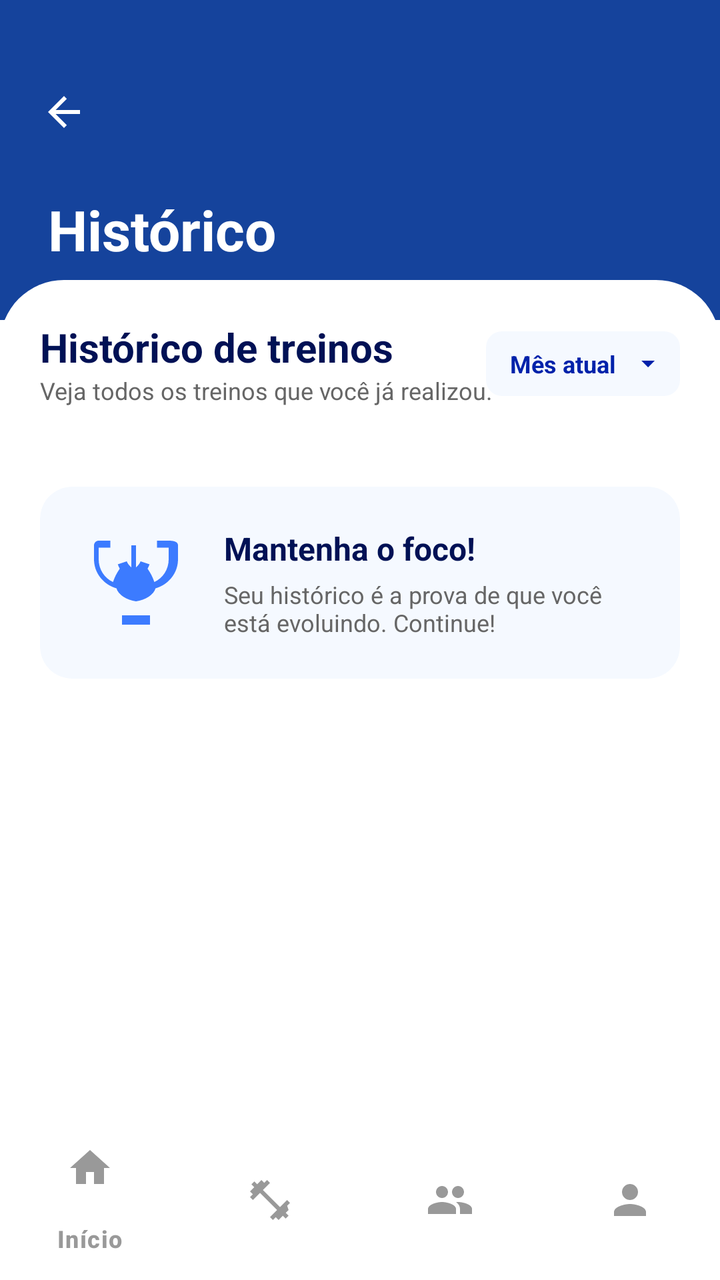
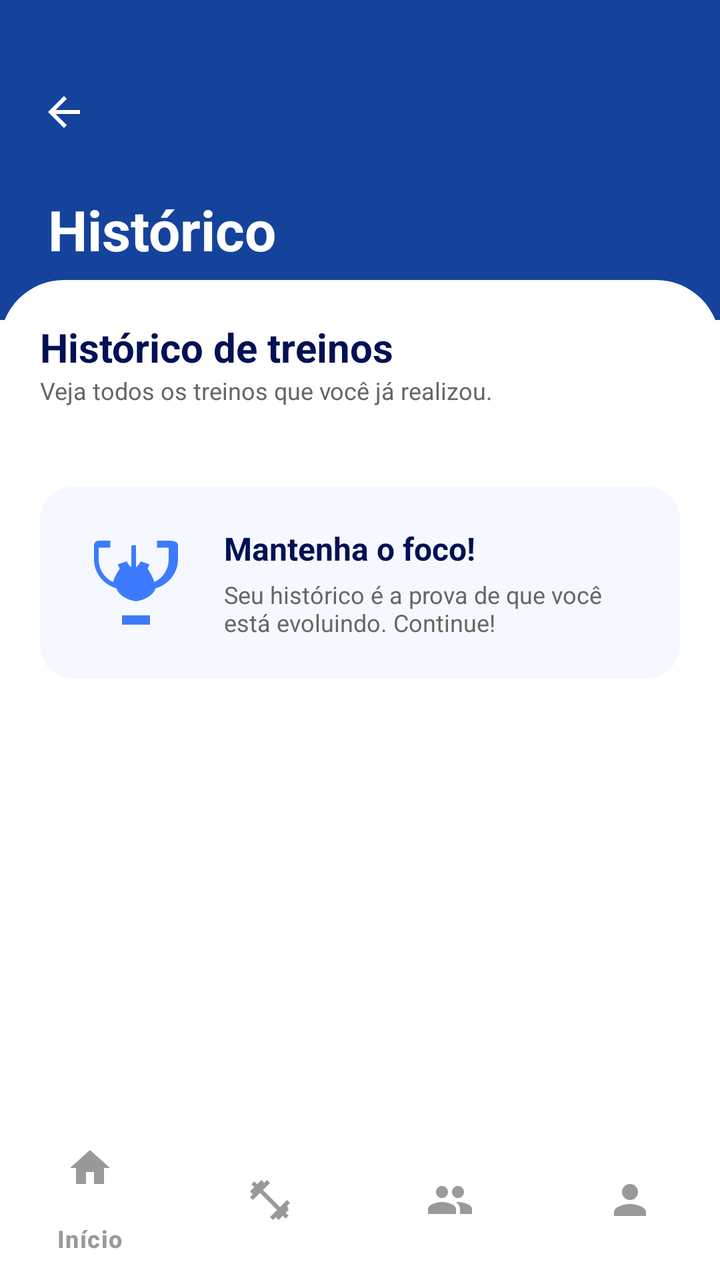

The first picture is an Android layout as it rendered before a commit; the second is the same layout after the commit. The layout source and the unified diff follow.
<!-- AndroidManifest.xml: application theme Theme.MyApplication -->
<!-- res/layout/activity_history.xml -->
<?xml version="1.0" encoding="utf-8"?>
<androidx.constraintlayout.widget.ConstraintLayout xmlns:android="http://schemas.android.com/apk/res/android"
    xmlns:app="http://schemas.android.com/apk/res-auto"
    xmlns:tools="http://schemas.android.com/tools"
    android:id="@+id/main"
    android:layout_width="match_parent"
    android:layout_height="match_parent"
    android:background="@android:color/white"
    tools:context=".HistoryActivity">

    
    <View
        android:id="@+id/vHeaderBg"
        android:layout_width="match_parent"
        android:layout_height="160dp"
        android:background="#15439C"
        app:layout_constraintTop_toTopOf="parent" />

    <ImageView
        android:id="@+id/ivBack"
        android:layout_width="48dp"
        android:layout_height="48dp"
        android:layout_marginStart="8dp"
        android:layout_marginTop="32dp"
        android:padding="12dp"
        android:src="@drawable/ic_arrow_back"
        app:layout_constraintStart_toStartOf="parent"
        app:layout_constraintTop_toTopOf="parent" />

    <TextView
        android:id="@+id/tvHeaderTitle"
        android:layout_width="wrap_content"
        android:layout_height="wrap_content"
        android:layout_marginStart="24dp"
        android:layout_marginTop="16dp"
        android:text="Histórico"
        android:textColor="@android:color/white"
        android:textSize="28sp"
        android:textStyle="bold"
        app:layout_constraintStart_toStartOf="parent"
        app:layout_constraintTop_toBottomOf="@id/ivBack" />

    <TextView
        android:id="@+id/tvHeaderSubtitle"
        android:layout_width="0dp"
        android:layout_height="wrap_content"
        android:layout_marginStart="24dp"
        android:layout_marginTop="4dp"
        android:layout_marginEnd="32dp"
        android:text="Acompanhe sua jornada e veja\ntodo o seu progresso."
        android:textColor="#CCDDFF"
        android:textSize="14sp"
        app:layout_constraintEnd_toEndOf="parent"
        app:layout_constraintStart_toStartOf="parent"
        app:layout_constraintTop_toBottomOf="@id/tvHeaderTitle" />

    
    <androidx.constraintlayout.widget.ConstraintLayout
        android:layout_width="match_parent"
        android:layout_height="0dp"
        android:layout_marginTop="140dp"
        android:background="@drawable/bg_rounded_top"
        app:layout_constraintBottom_toTopOf="@id/bottomNav"
        app:layout_constraintTop_toTopOf="parent">

        <ScrollView
            android:layout_width="match_parent"
            android:layout_height="match_parent"
            android:clipToPadding="false"
            android:paddingBottom="24dp">

            <LinearLayout
                android:layout_width="match_parent"
                android:layout_height="wrap_content"
                android:orientation="vertical"
                android:padding="20dp">

                
                <androidx.constraintlayout.widget.ConstraintLayout
                    android:layout_width="match_parent"
                    android:layout_height="wrap_content"
                    android:layout_marginBottom="16dp">

                    <TextView
                        android:id="@+id/tvListTitle"
                        android:layout_width="wrap_content"
                        android:layout_height="wrap_content"
                        android:text="Histórico de treinos"
                        android:textColor="#001155"
                        android:textSize="20sp"
                        android:textStyle="bold"
                        app:layout_constraintStart_toStartOf="parent"
                        app:layout_constraintTop_toTopOf="parent" />

                    <TextView
                        android:id="@+id/tvListSubtitle"
                        android:layout_width="wrap_content"
                        android:layout_height="wrap_content"
                        android:text="Veja todos os treinos que você já realizou."
                        android:textColor="#666666"
                        android:textSize="12sp"
                        app:layout_constraintStart_toStartOf="parent"
                        app:layout_constraintTop_toBottomOf="@id/tvListTitle" />

                    
                    <LinearLayout
                        android:layout_width="wrap_content"
                        android:layout_height="wrap_content"
                        android:background="@drawable/bg_spinner_blue"
                        android:gravity="center_vertical"
                        android:orientation="horizontal"
                        android:paddingStart="12dp"
                        android:paddingTop="8dp"
                        android:paddingEnd="8dp"
                        android:paddingBottom="8dp"
                        app:layout_constraintBottom_toBottomOf="parent"
                        app:layout_constraintEnd_toEndOf="parent"
                        app:layout_constraintTop_toTopOf="parent">

                        <TextView
                            android:layout_width="wrap_content"
                            android:layout_height="wrap_content"
                            android:text="Mês atual"
                            android:textColor="#0022AA"
                            android:textSize="12sp"
                            android:textStyle="bold" />

                        <ImageView
                            android:layout_width="16dp"
                            android:layout_height="16dp"
                            android:layout_marginStart="8dp"
                            android:src="@drawable/ic_arrow_drop_down" />
                    </LinearLayout>
                </androidx.constraintlayout.widget.ConstraintLayout>

                
                <androidx.recyclerview.widget.RecyclerView
                    android:id="@+id/rvHistory"
                    android:layout_width="match_parent"
                    android:layout_height="wrap_content"
                    android:nestedScrollingEnabled="false"
                    tools:listitem="@layout/item_workout_history" />

                
                <androidx.cardview.widget.CardView
                    android:layout_width="match_parent"
                    android:layout_height="wrap_content"
                    android:layout_marginTop="24dp"
                    app:cardBackgroundColor="#F5F9FF"
                    app:cardCornerRadius="16dp"
                    app:cardElevation="0dp">

                    <LinearLayout
                        android:layout_width="match_parent"
                        android:layout_height="wrap_content"
                        android:gravity="center_vertical"
                        android:orientation="horizontal"
                        android:padding="20dp">

                        <View
                            android:layout_width="56dp"
                            android:layout_height="56dp"
                            android:background="@drawable/ic_trophy" />

                        <LinearLayout
                            android:layout_width="0dp"
                            android:layout_height="wrap_content"
                            android:layout_marginStart="16dp"
                            android:layout_weight="1"
                            android:orientation="vertical">
                            <TextView
                                android:layout_width="wrap_content"
                                android:layout_height="wrap_content"
                                android:text="Mantenha o foco!"
                                android:textColor="#001155"
                                android:textSize="16sp"
                                android:textStyle="bold" />
                            <TextView
                                android:layout_width="wrap_content"
                                android:layout_height="wrap_content"
                                android:layout_marginTop="4dp"
                                android:text="Seu histórico é a prova de que você está evoluindo. Continue!"
                                android:textColor="#666666"
                                android:textSize="12sp" />
                        </LinearLayout>
                    </LinearLayout>
                </androidx.cardview.widget.CardView>
            </LinearLayout>
        </ScrollView>
    </androidx.constraintlayout.widget.ConstraintLayout>

    
    <com.google.android.material.bottomnavigation.BottomNavigationView
        android:id="@+id/bottomNav"
        android:layout_width="match_parent"
        android:layout_height="wrap_content"
        android:background="@android:color/white"
        app:itemIconTint="#999999"
        app:itemTextColor="#999999"
        app:layout_constraintBottom_toBottomOf="parent"
        app:menu="@menu/bottom_nav_menu" />

</androidx.constraintlayout.widget.ConstraintLayout>
<!-- res/layout/item_workout_history.xml (included above) -->
<?xml version="1.0" encoding="utf-8"?>
<androidx.cardview.widget.CardView xmlns:android="http://schemas.android.com/apk/res/android"
    xmlns:app="http://schemas.android.com/apk/res-auto"
    android:layout_width="match_parent"
    android:layout_height="wrap_content"
    android:layout_marginBottom="12dp"
    app:cardCornerRadius="16dp"
    app:cardElevation="2dp"
    app:cardBackgroundColor="@android:color/white">

    <androidx.constraintlayout.widget.ConstraintLayout
        android:layout_width="match_parent"
        android:layout_height="wrap_content"
        android:padding="12dp">

        <ImageView
            android:id="@+id/ivPhoto"
            android:layout_width="80dp"
            android:layout_height="80dp"
            android:background="#DDDDDD"
            android:scaleType="centerCrop"
            app:layout_constraintStart_toStartOf="parent"
            app:layout_constraintTop_toTopOf="parent" />

        <TextView
            android:id="@+id/tvTitle"
            android:layout_width="0dp"
            android:layout_height="wrap_content"
            android:layout_marginStart="12dp"
            android:text="Treino de Pernas"
            android:textColor="#001155"
            android:textSize="16sp"
            android:textStyle="bold"
            app:layout_constraintEnd_toStartOf="@id/llDateInfo"
            app:layout_constraintStart_toEndOf="@id/ivPhoto"
            app:layout_constraintTop_toTopOf="@id/ivPhoto" />

        <TextView
            android:id="@+id/tvType"
            android:layout_width="wrap_content"
            android:layout_height="wrap_content"
            android:layout_marginTop="4dp"
            android:background="@drawable/bg_tag_light_blue"
            android:paddingStart="8dp"
            android:paddingTop="2dp"
            android:paddingEnd="8dp"
            android:paddingBottom="2dp"
            android:text="Personalizado"
            android:textColor="#3C7BFF"
            android:textSize="10sp"
            android:textStyle="bold"
            app:layout_constraintStart_toStartOf="@id/tvTitle"
            app:layout_constraintTop_toBottomOf="@id/tvTitle" />

        <TextView
            android:id="@+id/tvDetails"
            android:layout_width="wrap_content"
            android:layout_height="wrap_content"
            android:layout_marginTop="8dp"
            android:text="5 exercícios"
            android:textColor="#666666"
            android:textSize="12sp"
            app:layout_constraintStart_toStartOf="@id/tvTitle"
            app:layout_constraintTop_toBottomOf="@id/tvType" />

        <TextView
            android:id="@+id/tvCalories"
            android:layout_width="wrap_content"
            android:layout_height="wrap_content"
            android:layout_marginTop="4dp"
            android:text="420 kcal"
            android:textColor="#666666"
            android:textSize="12sp"
            app:layout_constraintStart_toStartOf="@id/tvTitle"
            app:layout_constraintTop_toBottomOf="@id/tvDetails" />

        <LinearLayout
            android:id="@+id/llDateInfo"
            android:layout_width="wrap_content"
            android:layout_height="wrap_content"
            android:orientation="vertical"
            android:gravity="end"
            app:layout_constraintEnd_toEndOf="parent"
            app:layout_constraintTop_toTopOf="@id/tvTitle">

            <LinearLayout
                android:layout_width="wrap_content"
                android:layout_height="wrap_content"
                android:orientation="horizontal"
                android:gravity="center_vertical">
                <ImageView
                    android:layout_width="14dp"
                    android:layout_height="14dp"
                    android:src="@drawable/ic_calendar"
                    app:tint="#3C7BFF"/>
                <TextView
                    android:id="@+id/tvDate"
                    android:layout_width="wrap_content"
                    android:layout_height="wrap_content"
                    android:layout_marginStart="4dp"
                    android:text="28/04/2025"
                    android:textColor="#666666"
                    android:textSize="12sp" />
            </LinearLayout>

            <LinearLayout
                android:layout_width="wrap_content"
                android:layout_height="wrap_content"
                android:layout_marginTop="8dp"
                android:orientation="horizontal"
                android:gravity="center_vertical">
                <ImageView
                    android:layout_width="14dp"
                    android:layout_height="14dp"
                    android:src="@drawable/ic_timer_icon"
                    app:tint="#3C7BFF"/>
                <TextView
                    android:id="@+id/tvDuration"
                    android:layout_width="wrap_content"
                    android:layout_height="wrap_content"
                    android:layout_marginStart="4dp"
                    android:text="1h 20min"
                    android:textColor="#666666"
                    android:textSize="12sp" />
            </LinearLayout>
        </LinearLayout>

        <LinearLayout
            android:id="@+id/btnVerDetalhes"
            android:layout_width="wrap_content"
            android:layout_height="wrap_content"
            android:background="#F5F9FF"
            android:paddingStart="16dp"
            android:paddingTop="6dp"
            android:paddingEnd="12dp"
            android:paddingBottom="6dp"
            app:layout_constraintBottom_toBottomOf="parent"
            app:layout_constraintEnd_toEndOf="parent">
            <TextView
                android:layout_width="wrap_content"
                android:layout_height="wrap_content"
                android:text="Ver detalhes >"
                android:textColor="#0022AA"
                android:textSize="12sp"
                android:textStyle="bold" />
        </LinearLayout>

    </androidx.constraintlayout.widget.ConstraintLayout>
</androidx.cardview.widget.CardView>
<!-- resources referenced by this layout -->
<resources>
  <!-- drawable bg_rounded_top (drawable) -->
  <shape xmlns:android="http://schemas.android.com/apk/res/android">
      <solid android:color="@android:color/white"/>
      <corners android:topLeftRadius="32dp" android:topRightRadius="32dp"/>
  </shape>
  <!-- drawable bg_spinner_blue (drawable) -->
  <shape xmlns:android="http://schemas.android.com/apk/res/android" android:shape="rectangle">
      <solid android:color="#F5F9FF"/>
      <corners android:radius="8dp"/>
  </shape>
  <!-- drawable bg_tag_light_blue (drawable) -->
  <shape xmlns:android="http://schemas.android.com/apk/res/android" android:shape="rectangle">
      <solid android:color="#E6F0FF"/>
      <corners android:radius="12dp"/>
  </shape>
  <!-- drawable ic_arrow_back (drawable) -->
  <vector xmlns:android="http://schemas.android.com/apk/res/android"
      android:width="24dp" android:height="24dp"
      android:viewportWidth="24" android:viewportHeight="24"
      android:tint="@android:color/white">
      <path android:fillColor="@android:color/white" android:pathData="M20,11H7.83l5.59,-5.59L12,4l-8,8 8,8 1.41,-1.41L7.83,13H20v-2z"/>
  </vector>
  <!-- drawable ic_arrow_drop_down (drawable) -->
  <vector xmlns:android="http://schemas.android.com/apk/res/android"
      android:width="24dp" android:height="24dp"
      android:viewportWidth="24" android:viewportHeight="24"
      android:tint="#0022AA">
      <path android:fillColor="@android:color/white" android:pathData="M7,10l5,5 5,-5z"/>
  </vector>
  <!-- drawable ic_calendar (drawable) -->
  <vector xmlns:android="http://schemas.android.com/apk/res/android"
      android:width="24dp" android:height="24dp"
      android:viewportWidth="24" android:viewportHeight="24"
      android:tint="#0066FF">
      <path android:fillColor="@android:color/white" android:pathData="M19,4h-1V2h-2v2H8V2H6v2H5C3.89,4 3.01,4.9 3.01,6L3,20c0,1.1 0.89,2 2,2h14c1.1,0 2,-0.9 2,-2V6c0,-1.1 -0.9,-2 -2,-2zM19,20H5V10h14v10zM5,8V6h14v2H5z"/>
  </vector>
  <!-- drawable ic_timer_icon (drawable) -->
  <vector xmlns:android="http://schemas.android.com/apk/res/android"
      android:width="24dp" android:height="24dp"
      android:viewportWidth="24" android:viewportHeight="24">
      <path android:fillColor="@android:color/white" android:pathData="M15 1H9v2h6V1zm-4 13h2V8h-2v6zm8.03-6.61l1.42-1.42c-.43-.51-.9-.99-1.41-1.41l-1.42 1.42C16.07 4.74 14.12 4 12 4c-4.97 0-9 4.03-9 9s4.03 9 9 9 9-4.03 9-9c0-2.12-.74-4.07-1.97-5.61zM12 20c-3.87 0-7-3.13-7-7s3.13-7 7-7 7 3.13 7 7-3.13 7-7 7z"/>
  </vector>
  <!-- drawable ic_trophy (drawable) -->
  <vector xmlns:android="http://schemas.android.com/apk/res/android"
      android:width="24dp" android:height="24dp"
      android:viewportWidth="24" android:viewportHeight="24"
      android:tint="#3C7BFF">
      <path android:fillColor="@android:color/white" android:pathData="M19,3h-2.5v1.5h2.5v2.5c0,2.16 -1.25,4.04 -3.07,4.86c-0.34,-1.02 -0.83,-1.98 -1.45,-2.85c0.16,-0.3 0.3,-0.61 0.42,-0.94l-1.92,-0.64C12.8,7.9 12.43,8.35 12,8.74V4h-1v4.74c-0.43,-0.39 -0.8,-0.84 -0.98,-1.31l-1.92,0.64c0.12,0.33 0.26,0.64 0.42,0.94c-0.62,0.87 -1.11,1.83 -1.45,2.85C5.25,11.04 4,9.16 4,7V4.5h2.5V3H4C3.45,3 3,3.45 3,4v3c0,2.94 2.05,5.44 4.81,6.21C8.21,14.6 9.94,15.7 12,16v3h-3v2h6v-2h-3v-3c2.06,-0.3 3.79,-1.4 4.19,-2.79C18.95,12.44 21,9.94 21,7V4C21,3.45 20.55,3 19,3z"/>
  </vector>
  <style name="Theme.MyApplication" parent="Base.Theme.MyApplication" />
  <style name="Base.Theme.MyApplication" parent="Theme.Material3.DayNight.NoActionBar">
          
          
      </style>
</resources>

<!-- the commit's change to res/layout/activity_history.xml (unified diff, before → after) -->
@@ -101,36 +101,6 @@
                         android:textSize="12sp"
                         app:layout_constraintStart_toStartOf="parent"
                         app:layout_constraintTop_toBottomOf="@id/tvListTitle" />
-
-                    
-                    <LinearLayout
-                        android:layout_width="wrap_content"
-                        android:layout_height="wrap_content"
-                        android:background="@drawable/bg_spinner_blue"
-                        android:gravity="center_vertical"
-                        android:orientation="horizontal"
-                        android:paddingStart="12dp"
-                        android:paddingTop="8dp"
-                        android:paddingEnd="8dp"
-                        android:paddingBottom="8dp"
-                        app:layout_constraintBottom_toBottomOf="parent"
-                        app:layout_constraintEnd_toEndOf="parent"
-                        app:layout_constraintTop_toTopOf="parent">
-
-                        <TextView
-                            android:layout_width="wrap_content"
-                            android:layout_height="wrap_content"
-                            android:text="Mês atual"
-                            android:textColor="#0022AA"
-                            android:textSize="12sp"
-                            android:textStyle="bold" />
-
-                        <ImageView
-                            android:layout_width="16dp"
-                            android:layout_height="16dp"
-                            android:layout_marginStart="8dp"
-                            android:src="@drawable/ic_arrow_drop_down" />
-                    </LinearLayout>
                 </androidx.constraintlayout.widget.ConstraintLayout>
 
                 
@@ -334,6 +304,7 @@
             android:layout_width="wrap_content"
             android:layout_height="wrap_content"
             android:background="#F5F9FF"
+            android:visibility="gone"
             android:paddingStart="16dp"
             android:paddingTop="6dp"
             android:paddingEnd="12dp"
<!-- resource entries referenced after the edit -->
@@ -4,11 +4,6 @@
   <shape xmlns:android="http://schemas.android.com/apk/res/android">
       <solid android:color="@android:color/white"/>
       <corners android:topLeftRadius="32dp" android:topRightRadius="32dp"/>
-  </shape>
-  <!-- drawable bg_spinner_blue (drawable) -->
-  <shape xmlns:android="http://schemas.android.com/apk/res/android" android:shape="rectangle">
-      <solid android:color="#F5F9FF"/>
-      <corners android:radius="8dp"/>
   </shape>
   <!-- drawable bg_tag_light_blue (drawable) -->
   <shape xmlns:android="http://schemas.android.com/apk/res/android" android:shape="rectangle">
@@ -21,13 +16,6 @@
       android:viewportWidth="24" android:viewportHeight="24"
       android:tint="@android:color/white">
       <path android:fillColor="@android:color/white" android:pathData="M20,11H7.83l5.59,-5.59L12,4l-8,8 8,8 1.41,-1.41L7.83,13H20v-2z"/>
-  </vector>
-  <!-- drawable ic_arrow_drop_down (drawable) -->
-  <vector xmlns:android="http://schemas.android.com/apk/res/android"
-      android:width="24dp" android:height="24dp"
-      android:viewportWidth="24" android:viewportHeight="24"
-      android:tint="#0022AA">
-      <path android:fillColor="@android:color/white" android:pathData="M7,10l5,5 5,-5z"/>
   </vector>
   <!-- drawable ic_calendar (drawable) -->
   <vector xmlns:android="http://schemas.android.com/apk/res/android"
